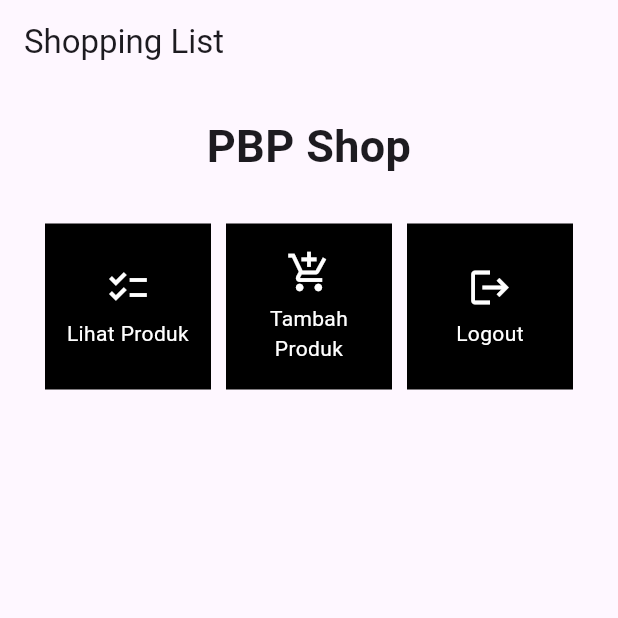
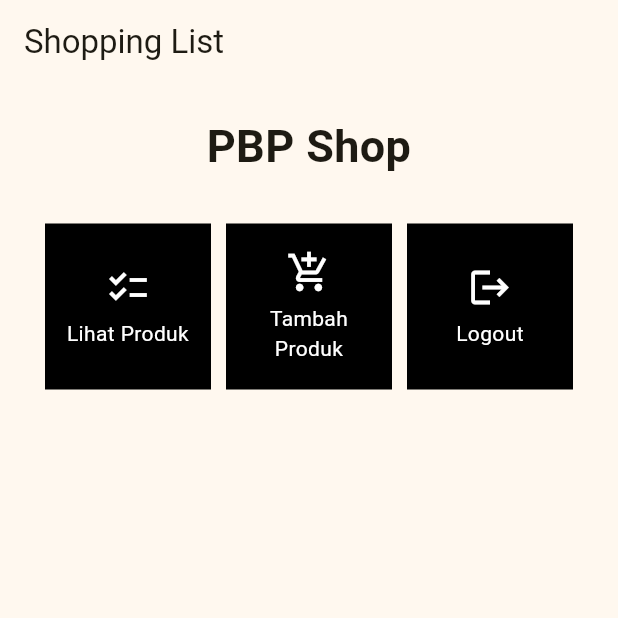
Before and after one commit to rakhadavin/shopping_list_mobile, a Flutter app: the screen it shows after launch, on a phone screen of 412 x 824 dp, the top half of it. Run offline on Flutter 3.47's test engine with Material 2 defaults, Android fonts, the phone set to English and light mode, and no system bars.

Commit message:
Add Readmi.md

```diff
--- a/lib/main.dart
+++ b/lib/main.dart
@@ -29,7 +29,7 @@ class MyApp extends StatelessWidget {
         //
         // This works for code too, not just values: Most code changes can be
         // tested with just a hot reload.
-        colorScheme: ColorScheme.fromSeed(seedColor: Colors.deepPurple),
+        colorScheme: ColorScheme.fromSeed(seedColor: Colors.amberAccent),
         useMaterial3: true,
       ),
       home: MyHomePage(),
--- a/lib/menu.dart
+++ b/lib/menu.dart
@@ -3,9 +3,9 @@ import 'package:flutter/material.dart';
 class MyHomePage extends StatelessWidget {
   MyHomePage({Key? key}) : super(key: key);
   final List<ShopItem> items = [
-    ShopItem("Lihat Produk", Icons.checklist),
-    ShopItem("Tambah Produk", Icons.add_shopping_cart),
-    ShopItem("Logout", Icons.logout),
+    ShopItem("Lihat Produk", Icons.checklist, Colors.brown.shade900),
+    ShopItem("Tambah Produk", Icons.add_shopping_cart, Colors.lime),
+    ShopItem("Logout", Icons.logout, Colors.redAccent),
   ];
 
   @override
@@ -105,6 +105,7 @@ class ShopCard extends StatelessWidget {
 class ShopItem {
   final String name;
   final IconData icon;
+  final Color color;
 
-  ShopItem(this.name, this.icon);
+  ShopItem(this.name, this.icon, this.color);
 }
```
Also changed, not shown: 1 other file.
